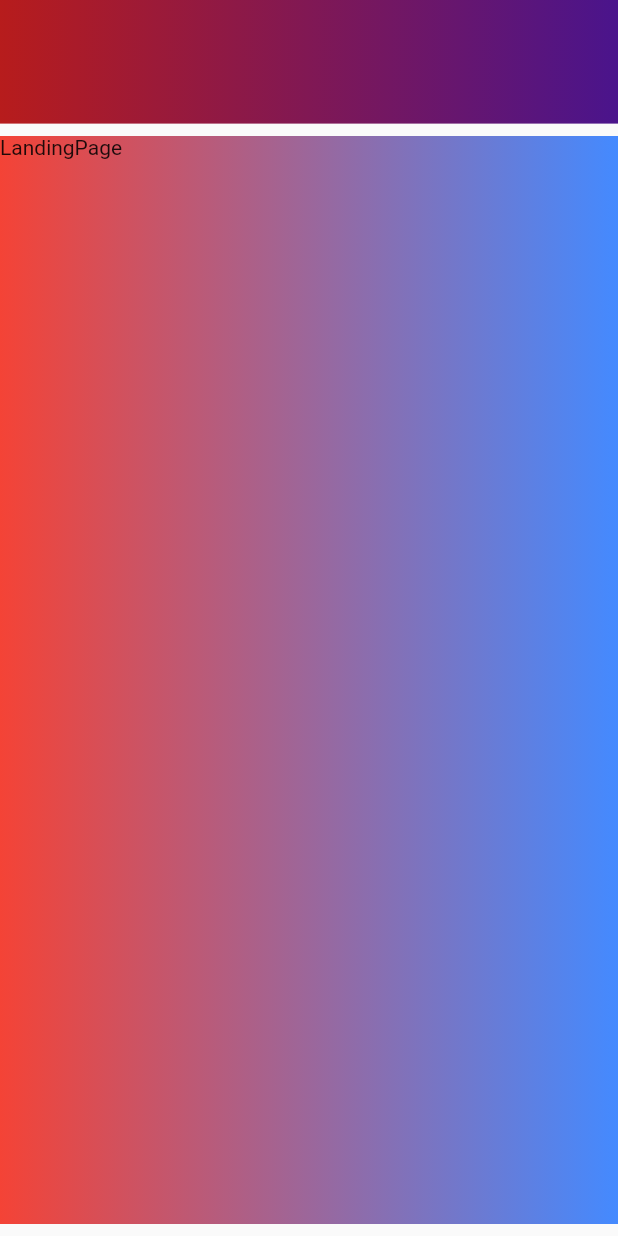
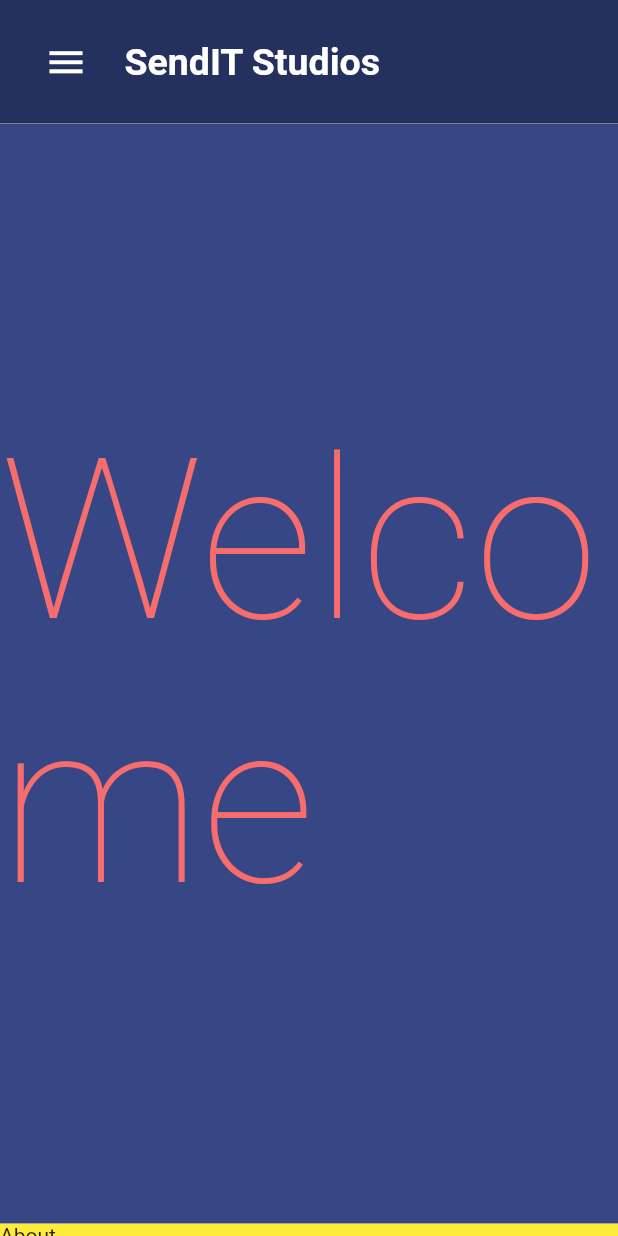
Before and after one commit to youngunand/portfolio-website, a Flutter app: the screen it shows after launch, on a phone screen of 412 x 824 dp. Run offline on Flutter 3.47's test engine with Material 2 defaults, Android fonts, the phone set to English and light mode, and no system bars.

Commit message:
added color palette

```diff
--- a/lib/home_screen.dart
+++ b/lib/home_screen.dart
@@ -1,4 +1,6 @@
 import 'package:flutter/material.dart';
+import 'package:web_site_test/services/my_service.dart';
+import 'package:web_site_test/widgets/Appbar/mobile_drawer.dart';
 import 'package:web_site_test/widgets/about.dart';
 import 'package:web_site_test/widgets/journey.dart';
 import 'package:web_site_test/widgets/landing_page.dart';
@@ -15,6 +17,7 @@ class HomeScreen extends StatefulWidget {
 }
 
 class _HomeScreenState extends State<HomeScreen> {
+  MyService _myService = MyService();
   Size screensize = Size(1, 1);
 
   @override
@@ -25,18 +28,17 @@ class _HomeScreenState extends State<HomeScreen> {
         preferredSize: Size(screensize.width, 0.1 * screensize.height),
         child: CustomAppBar(),
       ),
-      body: Padding(
-        padding:  EdgeInsets.symmetric(vertical: 0.01* screensize.height),
-        child: ListView(
+      key: _myService.scaffoldKey,
+      drawer: MobileDrawer(),
+      body: ListView(
         children: [
           LandingPage(screensize.height * 0.89),
-            AboutPage(screensize.height*0.89),
+          AboutPage(screensize.height * 0.89),
           JourneyPage(screensize.height * 0.89),
           ProjectPage(screensize.height * 0.89),
           VisionPage(screensize.height * 0.89)
         ],
       ),
-      ),
     );
   }
 }
--- a/lib/main.dart
+++ b/lib/main.dart
@@ -15,6 +15,14 @@ class MyApp extends StatelessWidget {
       title: 'Flutter Demo',
       theme: ThemeData(
         primarySwatch: Colors.blue,
+        hoverColor: Color(0xff374785),
+        hintColor: Color(0xfff8e9a1),
+        focusColor: Color(0xfff76c6c),
+        shadowColor: Color(0xffa8d0e6),
+        cardColor: Color(0xff24305e),
+        textTheme: TextTheme(
+          headline1: TextStyle(fontSize: 150, color: Color(0xfff76c6c)))//.apply(displayColor: Theme.of(context).focusColor)
+
       ),
       home: HomeScreen(),
     );
--- /dev/null
+++ b/lib/services/my_service.dart
@@ -0,0 +1,9 @@
+import 'package:flutter/material.dart';
+
+class MyService {
+  static final MyService _instance = MyService._internal();
+  factory MyService() => _instance;
+  MyService._internal();
+
+  final GlobalKey<ScaffoldState> scaffoldKey = GlobalKey();
+}
--- a/lib/widgets/Appbar/desktop_app_bar.dart
+++ b/lib/widgets/Appbar/desktop_app_bar.dart
@@ -12,9 +12,8 @@ class DesktopAppBar extends StatelessWidget {
     return Container(
       height: double.infinity,
       width: double.infinity,
-      decoration: BoxDecoration(
-        gradient: LinearGradient(colors: [Colors.red[900]!, Colors.purple[900]!], begin: Alignment.centerLeft, end: Alignment.centerRight)
-      ),
+      padding: EdgeInsets.symmetric(horizontal: 20),
+      color: Theme.of(context).cardColor,
       child: Stack(
         children: [
           Align(
--- a/lib/widgets/Appbar/mobile_app_bar.dart
+++ b/lib/widgets/Appbar/mobile_app_bar.dart
@@ -1,10 +1,14 @@
 import 'package:flutter/material.dart';
+import 'package:web_site_test/services/my_service.dart';
 
 class MobileAppBar extends StatelessWidget {
-  MobileAppBar({ Key? key }) : super(key: key);
+  MyService _myService = MyService();
+  MobileAppBar({Key? key}) : super(key: key);
 
   TextStyle textButtonStyle = TextStyle(
       fontSize: 20, fontWeight: FontWeight.normal, color: Colors.white);
+  TextStyle labelStyle =
+      TextStyle(fontSize: 25, fontWeight: FontWeight.bold, color: Colors.white);
 
   @override
   Widget build(BuildContext context) {
@@ -12,9 +16,27 @@ class MobileAppBar extends StatelessWidget {
       height: double.infinity,
       width: double.infinity,
       decoration: BoxDecoration(
-        gradient: LinearGradient(colors: [Colors.red[900]!, Colors.purple[900]!], begin: Alignment.centerLeft, end: Alignment.centerRight)
+          color: Theme.of(context).cardColor),
+      padding: EdgeInsets.symmetric(horizontal: 20),
+      child: Row(
+        children: [
+          IconButton(
+            onPressed: () {
+              _myService.scaffoldKey.currentState!.openDrawer();
+            },
+            icon: Icon(Icons.menu),
+            color: Colors.white,
+            iconSize: 29,
+          ),
+          SizedBox(
+            width: 15,
+          ),
+          Text(
+            'SendIT Studios',
+            style: labelStyle,
+          ),
+        ],
       ),
-
     );
   }
 }
--- a/lib/widgets/landing_page.dart
+++ b/lib/widgets/landing_page.dart
@@ -2,15 +2,15 @@ import 'package:flutter/material.dart';
 
 class LandingPage extends StatelessWidget {
   final double height;
-  const LandingPage(this.height);
+  LandingPage(this.height);
+
 
   @override
   Widget build(BuildContext context) {
     return Container(
       width: double.infinity,
       height: height,
-      child: Text('LandingPage'),
-      decoration: BoxDecoration(gradient: LinearGradient(begin: Alignment.centerLeft, end: Alignment.centerRight, colors: [Colors.red, Colors.blueAccent])),
-    );
+      color: Theme.of(context).hoverColor,
+      child: Center(child: Text('Welcome', style: Theme.of(context).textTheme.headline1,)),);
   }
 }
```
Also changed, not shown: lib/widgets/Appbar/mobile_drawer.dart (added, +32 -0 lines). Lines whose indentation alone changed are shown as unchanged.
